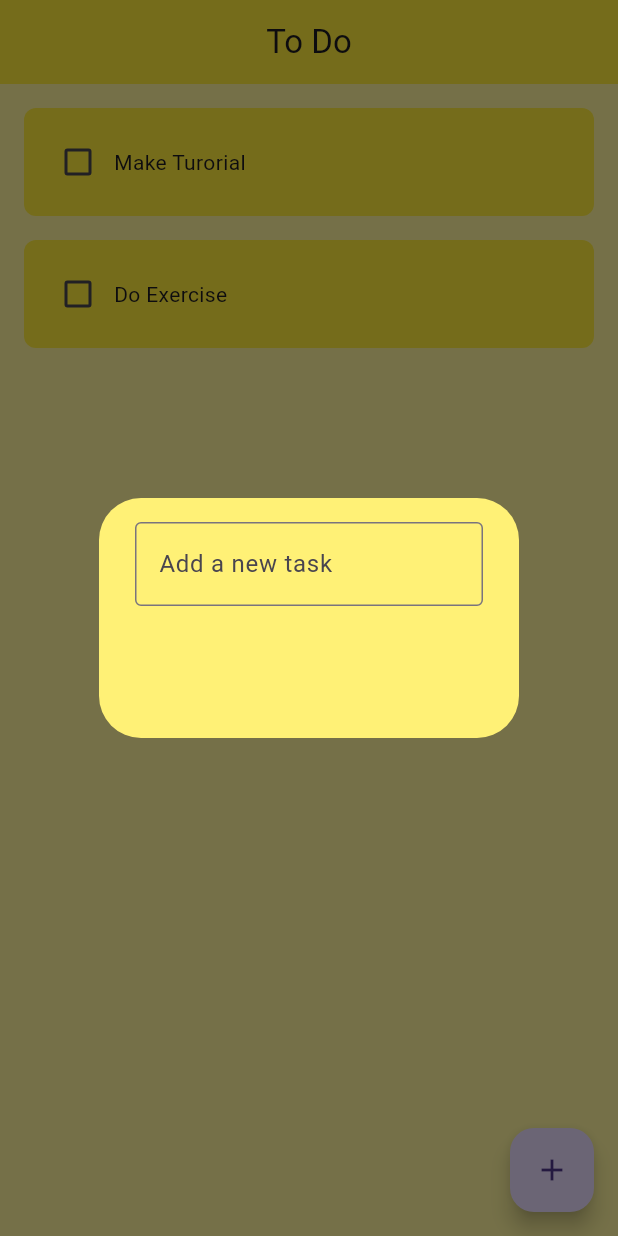
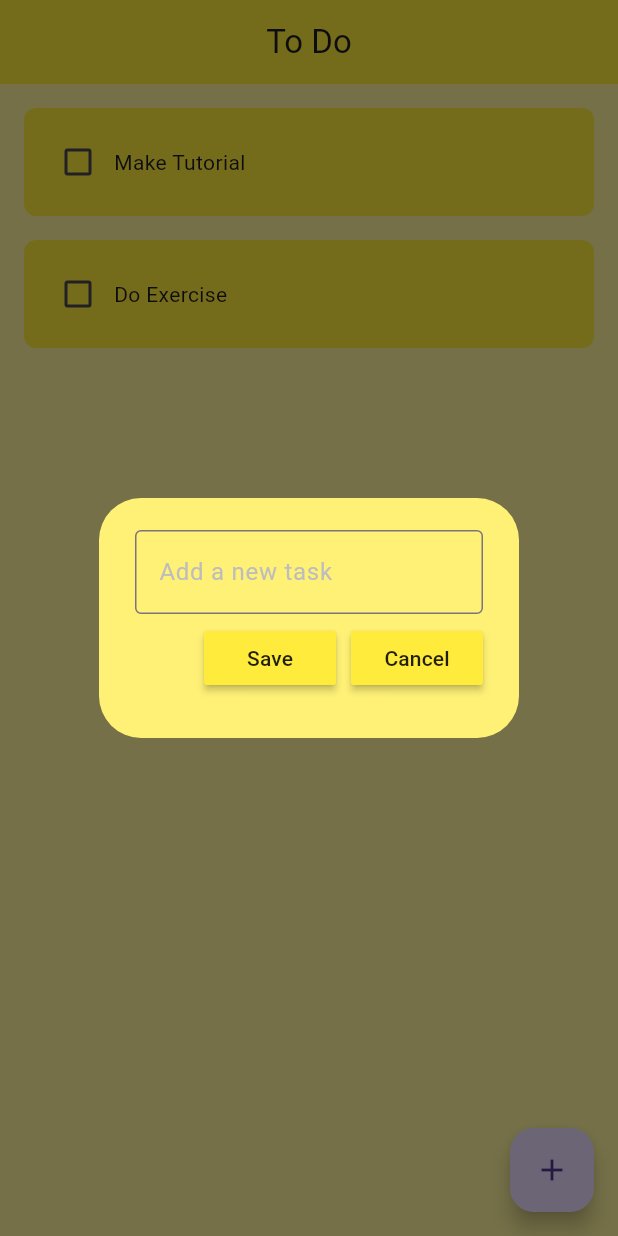
Before and after one commit to kkong3456/mitch_koko, a Flutter app: the screen it shows after launch, after a tap on the "add" icon, on a phone screen of 412 x 824 dp. Run offline on Flutter 3.47's test engine with Material 3 defaults, Android fonts, the phone set to English and light mode, and no system bars; drawn by our look-alikes of flutter_slidable; our stand-ins replace hive_flutter; accounts and stored records are empty.

Commit message:
todo app완성
1:55:04

```diff
--- /dev/null
+++ b/lib/data/database.dart
@@ -0,0 +1,22 @@
+import 'package:hive_flutter/hive_flutter.dart';
+
+class TodoDataBase {
+  List todoList = [];
+
+  final _myBox = Hive.box('mybox');
+
+  void createInitialData() {
+    todoList = [
+      ['Make Tutorial', false],
+      ['Do Exercise', false],
+    ];
+  }
+
+  void loadData() {
+    todoList = _myBox.get('TODOLIST');
+  }
+
+  void updateDataBase() {
+    _myBox.put('TODOLIST', todoList);
+  }
+}
--- a/lib/main.dart
+++ b/lib/main.dart
@@ -1,7 +1,11 @@
 import 'package:flutter/material.dart';
+import 'package:hive_flutter/hive_flutter.dart';
 import 'package:mitch_koko/pages/home_page.dart';
 
-void main() {
+void main() async {
+  WidgetsFlutterBinding.ensureInitialized();
+  await Hive.initFlutter();
+  var box = await Hive.openBox('mybox');
   runApp(const MyApp());
 }
 
--- a/lib/pages/home_page.dart
+++ b/lib/pages/home_page.dart
@@ -1,4 +1,6 @@
 import 'package:flutter/material.dart';
+import 'package:hive_flutter/hive_flutter.dart';
+import 'package:mitch_koko/data/database.dart';
 import 'package:mitch_koko/util/dialog_box.dart';
 import 'package:mitch_koko/util/todo_tile.dart';
 
@@ -10,22 +12,56 @@ class HomePage extends StatefulWidget {
 }
 
 class _HomePageState extends State<HomePage> {
-  List<List<dynamic>> todoList = [
-    ['Make Turorial', false],
-    ['Do Exercise', false],
-  ];
+  final _myBox = Hive.box('mybox');
+  TodoDataBase db = TodoDataBase();
+
+  TextEditingController _controller = TextEditingController();
+
+  @override
+  void initState() {
+    // TODO: implement initState
+    if (_myBox.isEmpty) {
+      db.createInitialData();
+    } else {
+      db.loadData();
+    }
+    super.initState();
+  }
 
   void checkBoxChanged(bool? value, int index) {
     setState(() {
-      todoList[index][1] = value;
+      db.todoList[index][1] = value;
     });
+    db.updateDataBase();
+  }
+
+  void saveNewTask() {
+    setState(() {
+      db.todoList.add([_controller.text, false]);
+      _controller.clear();
+    });
+    db.updateDataBase();
+    Navigator.of(context).pop();
   }
 
   void createNewTask() {
     showDialog(
       context: context,
-      builder: (context) => DialogBox(),
+      builder: (context) => DialogBox(
+        controller: _controller,
+        onSave: saveNewTask,
+        onCancel: () {
+          Navigator.of(context).pop();
+        },
+      ),
     );
+  }
+
+  void deleteTask(int index) {
+    setState(() {
+      db.todoList.removeAt(index);
+    });
+    db.updateDataBase();
   }
 
   @override
@@ -44,12 +80,13 @@ class _HomePageState extends State<HomePage> {
       body: Padding(
         padding: const EdgeInsets.all(8.0),
         child: ListView.builder(
-          itemCount: todoList.length,
+          itemCount: db.todoList.length,
           itemBuilder: (context, index) {
             return TodoTile(
-              taskName: todoList[index][0],
-              taskCompleted: todoList[index][1],
+              taskName: db.todoList[index][0],
+              taskCompleted: db.todoList[index][1],
               onChanged: (bool? value) => checkBoxChanged(value, index),
+              deleteFunction: (context) => deleteTask(index),
             );
           },
         ),
--- a/lib/util/dialog_box.dart
+++ b/lib/util/dialog_box.dart
@@ -1,7 +1,17 @@
 import 'package:flutter/material.dart';
+import 'package:mitch_koko/util/my_button.dart';
 
 class DialogBox extends StatelessWidget {
-  const DialogBox({super.key});
+  final controller;
+  VoidCallback onSave;
+  VoidCallback onCancel;
+
+  DialogBox({
+    super.key,
+    required this.controller,
+    required this.onSave,
+    required this.onCancel,
+  });
 
   @override
   Widget build(BuildContext context) {
@@ -10,13 +20,34 @@ class DialogBox extends StatelessWidget {
       content: Container(
         height: 120,
         child: Column(
+          mainAxisAlignment: MainAxisAlignment.spaceEvenly,
           children: [
             TextField(
+              controller: controller,
               decoration: InputDecoration(
                 border: OutlineInputBorder(),
                 hintText: 'Add a new task',
+                hintStyle: TextStyle(
+                  color: Colors.grey[400],
+                ),
               ),
             ),
+            Row(
+              mainAxisAlignment: MainAxisAlignment.end,
+              children: [
+                //save button
+                MyButton(
+                  text: 'Save',
+                  onPressed: onSave,
+                ),
+                const SizedBox(width: 10),
+                //cancel button
+                MyButton(
+                  text: 'Cancel',
+                  onPressed: onCancel,
+                ),
+              ],
+            )
           ],
         ),
       ),
--- /dev/null
+++ b/lib/util/my_button.dart
@@ -0,0 +1,20 @@
+import 'package:flutter/material.dart';
+
+class MyButton extends StatelessWidget {
+  final String text;
+  VoidCallback onPressed;
+  MyButton({
+    super.key,
+    required this.text,
+    required this.onPressed,
+  });
+
+  @override
+  Widget build(BuildContext context) {
+    return MaterialButton(
+      color: Colors.yellow,
+      onPressed: onPressed,
+      child: Text(text),
+    );
+  }
+}
--- a/lib/util/todo_tile.dart
+++ b/lib/util/todo_tile.dart
@@ -1,21 +1,35 @@
 import 'package:flutter/material.dart';
+import 'package:flutter_slidable/flutter_slidable.dart';
 
 class TodoTile extends StatelessWidget {
   final String taskName;
   final bool taskCompleted;
   void Function(bool?)? onChanged;
+  Function(BuildContext)? deleteFunction;
 
   TodoTile({
     super.key,
     required this.taskName,
     required this.taskCompleted,
     this.onChanged,
+    this.deleteFunction,
   });
 
   @override
   Widget build(BuildContext context) {
     return Padding(
       padding: const EdgeInsets.all(8),
+      child: Slidable(
+        endActionPane: ActionPane(
+          motion: StretchMotion(),
+          children: [
+            SlidableAction(
+              onPressed: deleteFunction,
+              icon: Icons.delete,
+              backgroundColor: Colors.red.shade300,
+            ),
+          ],
+        ),
         child: Container(
           padding: const EdgeInsets.all(12),
           child: Row(
@@ -40,6 +54,7 @@ class TodoTile extends StatelessWidget {
             borderRadius: BorderRadius.circular(8),
           ),
         ),
+      ),
     );
   }
 }
--- a/pubspec.yaml
+++ b/pubspec.yaml
@@ -35,6 +35,10 @@ dependencies:
   # The following adds the Cupertino Icons font to your application.
   # Use with the CupertinoIcons class for iOS style icons.
   cupertino_icons: ^1.0.8
+  flutter_slidable:
+  hive: ^2.2.3
+  hive_flutter: ^1.1.0
+  path_provider: ^2.0.15
 
 dev_dependencies:
   flutter_test:
@@ -46,6 +50,7 @@ dev_dependencies:
   # package. See that file for information about deactivating specific lint
   # rules and activating additional ones.
   flutter_lints: ^4.0.0
+  hive_generator: ^1.1.3
 
 # For information on the generic Dart part of this file, see the
 # following page: https://dart.dev/tools/pub/pubspec
```
Also changed, not shown: pubspec.lock, 1 other file. Lines whose indentation alone changed are shown as unchanged.
